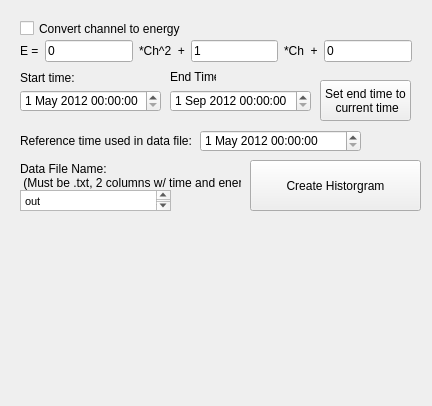
First picture: the form in examples/LynxDAQ/src/AnalysisWidget.ui, repository benyee/grif, before the edit.
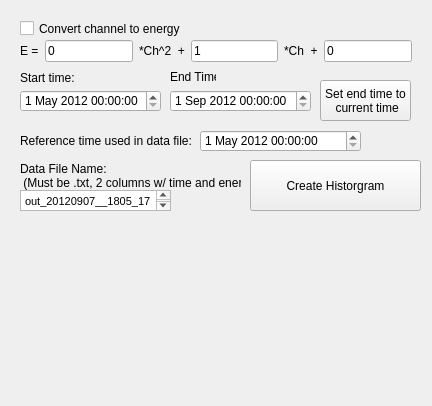
Second picture: the form after the edit.

Commit message: Added histogrammer, linear/log button broken

```diff
--- a/examples/LynxDAQ/src/AnalysisWidget.ui
+++ b/examples/LynxDAQ/src/AnalysisWidget.ui
@@ -161,7 +161,7 @@
 &lt;html&gt;&lt;head&gt;&lt;meta name=&quot;qrichtext&quot; content=&quot;1&quot; /&gt;&lt;style type=&quot;text/css&quot;&gt;
 p, li { white-space: pre-wrap; }
 &lt;/style&gt;&lt;/head&gt;&lt;body style=&quot; font-family:'MS Shell Dlg 2'; font-size:8.25pt; font-weight:400; font-style:normal;&quot;&gt;
-&lt;p style=&quot; margin-top:0px; margin-bottom:0px; margin-left:0px; margin-right:0px; -qt-block-indent:0; text-indent:0px;&quot;&gt;&lt;span style=&quot; font-size:8pt;&quot;&gt;out&lt;/span&gt;&lt;/p&gt;&lt;/body&gt;&lt;/html&gt;</string>
+&lt;p style=&quot; margin-top:0px; margin-bottom:0px; margin-left:0px; margin-right:0px; -qt-block-indent:0; text-indent:0px;&quot;&gt;&lt;span style=&quot; font-size:8pt;&quot;&gt;out_20120907__1805_17_471&lt;/span&gt;&lt;/p&gt;&lt;/body&gt;&lt;/html&gt;</string>
    </property>
   </widget>
   <widget class="QDateTimeEdit" name="startTime">
```
Left out of the diff: 2 changed lines with no effect on the pictures. The commit also changes 5 other files.
